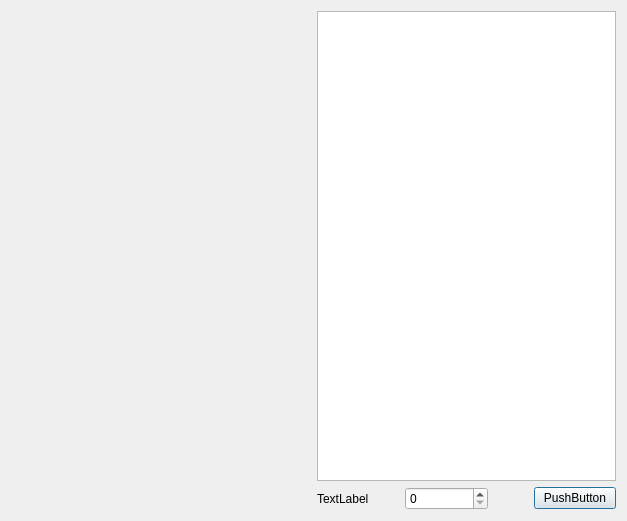
The window that WyborTowaru.ui (konserw/koferta) describes before a commit, drawn with Qt 5.
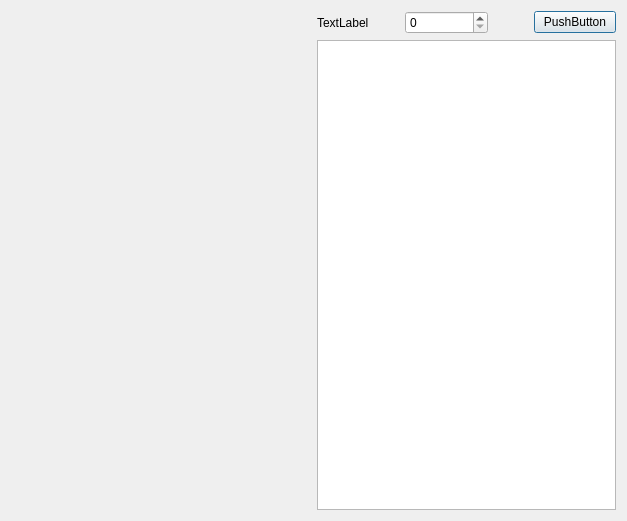
The same window after the commit. Custom widgets are drawn as their Qt base class.

Commit message: * zmiany w gui * drobne zmiany w kodzie logowania

What changed in the file:
```diff
--- a/WyborTowaru.ui
+++ b/WyborTowaru.ui
@@ -26,22 +26,6 @@
    </item>
    <item>
     <layout class="QVBoxLayout" name="verticalLayout">
-     <item>
-      <widget class="QPlainTextEdit" name="plainTextEdit">
-       <property name="sizePolicy">
-        <sizepolicy hsizetype="Expanding" vsizetype="Expanding">
-         <horstretch>0</horstretch>
-         <verstretch>0</verstretch>
-        </sizepolicy>
-       </property>
-       <property name="maximumSize">
-        <size>
-         <width>350</width>
-         <height>16777215</height>
-        </size>
-       </property>
-      </widget>
-     </item>
      <item>
       <layout class="QHBoxLayout" name="horizontalLayout">
        <item>
@@ -79,6 +63,22 @@
        </item>
       </layout>
      </item>
+     <item>
+      <widget class="QPlainTextEdit" name="plainTextEdit">
+       <property name="sizePolicy">
+        <sizepolicy hsizetype="Expanding" vsizetype="Expanding">
+         <horstretch>0</horstretch>
+         <verstretch>0</verstretch>
+        </sizepolicy>
+       </property>
+       <property name="maximumSize">
+        <size>
+         <width>350</width>
+         <height>16777215</height>
+        </size>
+       </property>
+      </widget>
+     </item>
     </layout>
    </item>
   </layout>
```
The commit also changes 4 other files.
